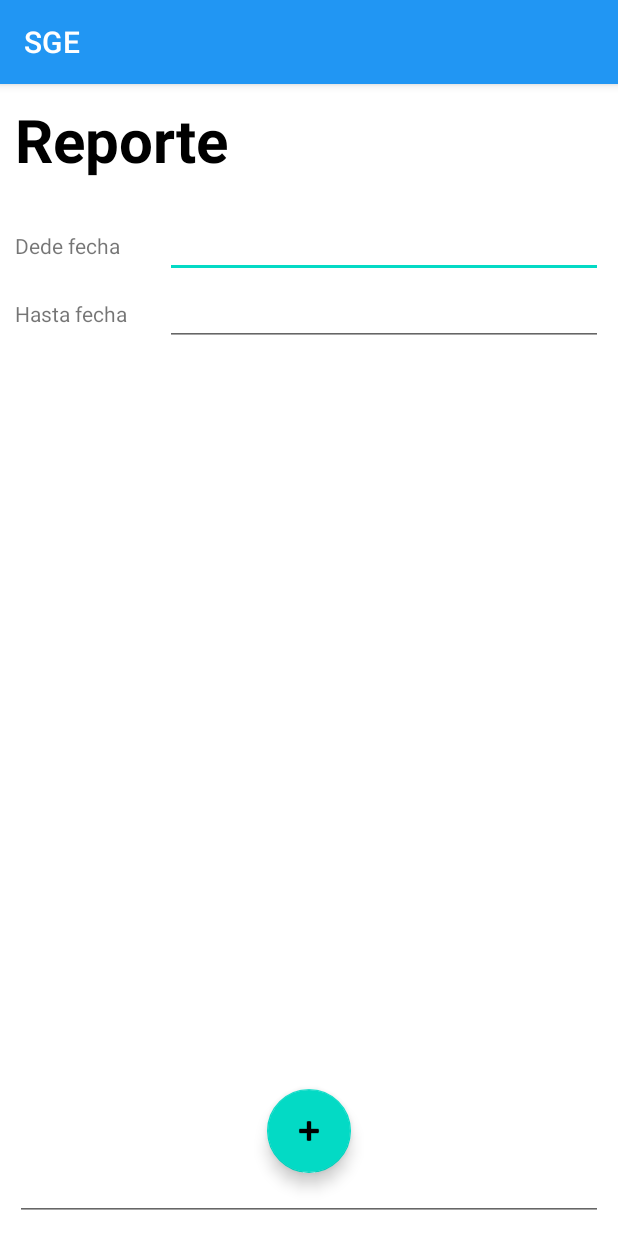
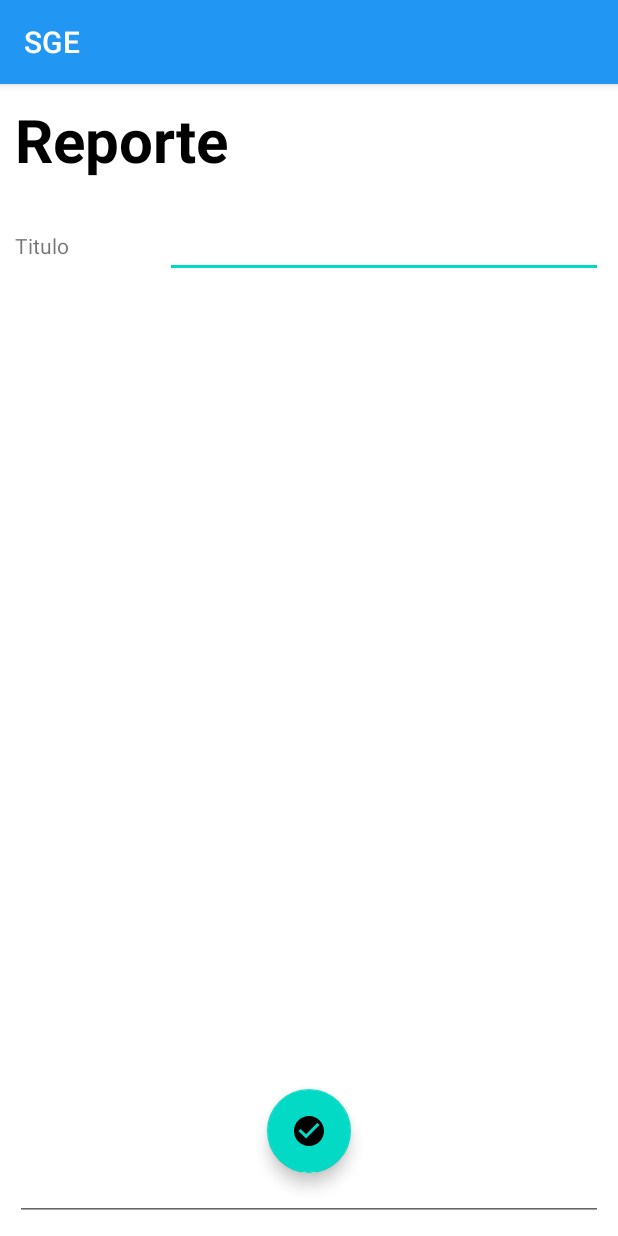
Before and after one commit to Gabrielruiz1712/PlataformaSGE_RES, an Android app: the ReporteActivity screen opened directly, with no data from a screen before it, on a phone screen of 412 x 824 dp. Run offline under Robolectric (Android 15) with nearby library versions, the phone set to English and light mode, and no system bars.

```diff
--- a/app/src/main/AndroidManifest.xml
+++ b/app/src/main/AndroidManifest.xml
@@ -9,11 +9,12 @@
         android:roundIcon="@mipmap/ic_launcher_round"
         android:supportsRtl="true"
         android:theme="@style/Theme.PlataformaSGE_RES">
-        <activity android:name=".Reporte"></activity>
+        <activity android:name=".ReporteActivity" />
         <activity android:name=".Menu" />
         <activity android:name=".MenuResidencias" />
         <activity android:name=".DetalleProyecto" />
         <activity android:name=".SeleccionProyecto" />
+        <activity android:name=".AgregarDependencia" />
         <activity android:name=".MainActivity">
             <intent-filter>
                 <action android:name="android.intent.action.MAIN" />
--- a/app/src/main/java/mx/edu/itm/link/plataformasge_res/Reporte.kt
+++ b/app/src/main/java/mx/edu/itm/link/plataformasge_res/ReporteActivity.kt
@@ -1,14 +1,13 @@
 package mx.edu.itm.link.plataformasge_res
 
+import android.os.Bundle
 import androidx.appcompat.app.AppCompatActivity
-import android.os.Bundle
 import com.google.gson.Gson
-import mx.edu.itm.link.plataformasge_res.adapters.ActividadAdapter
 import mx.edu.itm.link.plataformasge_res.databinding.ActivityReporteBinding
-import mx.edu.itm.link.plataformasge_res.models.ActividadReporte
 import mx.edu.itm.link.plataformasge_res.models.DataBase
+import mx.edu.itm.link.plataformasge_res.models.Reporte
 
-class Reporte : AppCompatActivity() {
+class ReporteActivity : AppCompatActivity() {
     private lateinit var binding: ActivityReporteBinding
     override fun onCreate(savedInstanceState: Bundle?) {
         super.onCreate(savedInstanceState)
@@ -19,5 +18,15 @@ class Reporte : AppCompatActivity() {
         val bdString = resources.getString(R.string.baseDatos)
         val bd = Gson().fromJson(bdString, DataBase::class.java) as DataBase
 
+        binding.fabAddTareaReporte.setOnClickListener {
+
+            val titulo = binding.tituloReporte.text.toString()
+            val descripcion = binding.editDescripcion.text.toString()
+            val r = Reporte(false, titulo, descripcion)
+
+            //TODO: Subir reporte a la BD
+
+        }
+
     }
 }
--- a/app/src/main/java/mx/edu/itm/link/plataformasge_res/SeleccionProyecto.kt
+++ b/app/src/main/java/mx/edu/itm/link/plataformasge_res/SeleccionProyecto.kt
@@ -5,14 +5,12 @@ import android.content.Intent
 import android.os.Bundle
 import androidx.appcompat.app.AppCompatActivity
 import com.google.gson.Gson
-import mx.edu.itm.link.plataformasge_res.adapters.ActividadAdapter
-import mx.edu.itm.link.plataformasge_res.databinding.ActivityDetalleProyectoBinding
+import mx.edu.itm.link.plataformasge_res.adapters.ReporteAdapter
 import mx.edu.itm.link.plataformasge_res.databinding.ActivitySeleccionProyectoBinding
-import mx.edu.itm.link.plataformasge_res.models.ActividadReporte
 import mx.edu.itm.link.plataformasge_res.models.DataBase
 import mx.edu.itm.link.plataformasge_res.models.Profesore
 import mx.edu.itm.link.plataformasge_res.models.Proyecto
-import java.util.logging.Logger
+import mx.edu.itm.link.plataformasge_res.models.Reporte
 
 class SeleccionProyecto : AppCompatActivity() {
     private lateinit var binding: ActivitySeleccionProyectoBinding
@@ -22,9 +20,7 @@ class SeleccionProyecto : AppCompatActivity() {
         binding = ActivitySeleccionProyectoBinding.inflate(layoutInflater)
         setContentView(binding.root)
 
-        //Base de datos
-        val bdString = resources.getString(R.string.baseDatos)
-        val bd = Gson().fromJson(bdString, DataBase::class.java) as DataBase
+
 
         val alumno = intent.getSerializableExtra("ALUMNO")
         val proyecto = intent.getSerializableExtra("PROYECTO") as Proyecto
@@ -37,7 +33,7 @@ class SeleccionProyecto : AppCompatActivity() {
         //TODO: esto se va a hacer con un join cuando sea BD
         val profesoresDeLinea = ArrayList<Profesore>()
 
-        for (p in bd.profesores) {
+        for (p in Menu.bd.profesores) {
             //Si la linea del profesor es igual a la linea del proyecto
             if (p.linea == proyecto.lgac) {
                 profesoresDeLinea.add(p)
@@ -49,24 +45,24 @@ class SeleccionProyecto : AppCompatActivity() {
         val profesorSeleccionado = profesoresDeLinea.random()
         binding.asesorSeleccion.text = "${profesorSeleccionado.nombre}\n${profesorSeleccionado.titulo}"
 
-        binding.btnAgregarReporteSeleccion.setOnClickListener {
-            val intent = Intent(this, Reporte::class.java)
-            startActivity(intent)
-        }
-
         //TODO: Traer  reportes de la BD
 
-        val list = Menu.alumnoLogeado.reportes[0].actividadReporte
+        val list = Menu.alumnoLogeado.reportes
 
-        binding.lvReportes.adapter = object : ActividadAdapter(this, R.layout.actividad_reporte, list){
-            override fun deleteActividad(actividadReporte: ActividadReporte) {
+        binding.lvReportes.adapter = object : ReporteAdapter(this, R.layout.actividad_reporte, list){
+            override fun deleteActividad(actividadReporte: Reporte) {
                 TODO("Not yet implemented")
             }
 
-            override fun editActividad(actividadReporte: ActividadReporte) {
+            override fun editActividad(actividadReporte: Reporte) {
                 TODO("Not yet implemented")
             }
 
         }
+
+        binding.btnAgregarReporteSeleccion.setOnClickListener {
+            val intent = Intent(this, ReporteActivity::class.java)
+            startActivity(intent)
+        }
     }
 }
--- a/app/src/main/java/mx/edu/itm/link/plataformasge_res/adapters/ActividadAdapter.kt
+++ b/app/src/main/java/mx/edu/itm/link/plataformasge_res/adapters/ReporteAdapter.kt
@@ -8,12 +8,12 @@ import android.widget.BaseAdapter
 import android.widget.Button
 import android.widget.TextView
 import mx.edu.itm.link.plataformasge_res.R
-import mx.edu.itm.link.plataformasge_res.models.ActividadReporte
+import mx.edu.itm.link.plataformasge_res.models.Reporte
 
 abstract class ActividadAdapter(
     val context: Context,
     val layout: Int,
-    val lista: ArrayList<ActividadReporte>
+    val lista: ArrayList<Reporte>
 ) : BaseAdapter() {
     override fun getCount(): Int {
         return lista.size
@@ -50,6 +50,6 @@ abstract class ActividadAdapter(
         return miView
     }
 
-    abstract fun deleteActividad(actividadReporte: ActividadReporte)
-    abstract fun editActividad(actividadReporte: ActividadReporte)
+    abstract fun deleteActividad(actividadReporte: Reporte)
+    abstract fun editActividad(actividadReporte: Reporte)
 }
--- /dev/null
+++ b/app/src/main/res/drawable/check.xml
@@ -0,0 +1,10 @@
+<vector xmlns:android="http://schemas.android.com/apk/res/android"
+    android:width="24dp"
+    android:height="24dp"
+    android:viewportWidth="24"
+    android:viewportHeight="24"
+    android:tint="?attr/colorControlNormal">
+  <path
+      android:fillColor="@android:color/white"
+      android:pathData="M12,2C6.48,2 2,6.48 2,12s4.48,10 10,10 10,-4.48 10,-10S17.52,2 12,2zM10,17l-5,-5 1.41,-1.41L10,14.17l7.59,-7.59L19,8l-9,9z"/>
+</vector>
--- a/app/src/main/res/layout/actividad_reporte.xml
+++ b/app/src/main/res/layout/actividad_reporte.xml
@@ -7,6 +7,7 @@
     android:orientation="vertical">
 
     <androidx.cardview.widget.CardView
+        android:id="@+id/cardActividadReporte"
         android:layout_width="match_parent"
         android:layout_margin="10dp"
         app:cardElevation="5dp"
@@ -28,8 +29,6 @@
                     android:layout_width="247dp"
                     android:layout_height="wrap_content"
                     android:text="Titulo"
-                    android:ellipsize="end"
-                    android:inputType="none"
                     android:maxLines="1"
                     android:textColor="@color/black"
                     android:textSize="20sp" />
@@ -38,8 +37,6 @@
                     android:id="@+id/lblDescripcionActividad"
                     android:layout_width="247dp"
                     android:layout_height="wrap_content"
-                    android:ellipsize="end"
-                    android:inputType="none"
                     android:maxLines="1"
                     android:text="Descripcion" />
 
--- a/app/src/main/res/layout/activity_reporte.xml
+++ b/app/src/main/res/layout/activity_reporte.xml
@@ -6,7 +6,7 @@
     android:layout_height="match_parent"
     android:orientation="vertical"
     android:padding="10dp"
-    tools:context=".Reporte">
+    tools:context=".ReporteActivity">
 
     <TextView
         android:id="@+id/textView2"
@@ -31,10 +31,10 @@
         <TextView
             android:layout_width="100dp"
             android:layout_height="wrap_content"
-            android:text="Dede fecha" />
+            android:text="Titulo" />
 
         <EditText
-            android:id="@+id/horaEntrada"
+            android:id="@+id/tituloReporte"
             android:layout_width="match_parent"
             android:layout_height="wrap_content"
             android:ems="10"
@@ -45,21 +45,7 @@
     <LinearLayout
         android:layout_width="match_parent"
         android:layout_height="wrap_content"
-        android:orientation="horizontal">
-
-        <TextView
-            android:layout_width="100dp"
-            android:layout_height="wrap_content"
-            android:text="Hasta fecha" />
-
-        <EditText
-            android:id="@+id/horaSalida"
-            android:layout_width="match_parent"
-            android:layout_height="wrap_content"
-            android:ems="10"
-            android:inputType="time" />
-
-    </LinearLayout>
+        android:orientation="horizontal"/>
 
     <androidx.constraintlayout.widget.ConstraintLayout
         android:layout_width="match_parent"
@@ -74,10 +60,10 @@
             app:layout_constraintBottom_toBottomOf="parent"
             app:layout_constraintEnd_toEndOf="parent"
             app:layout_constraintStart_toStartOf="parent"
-            app:srcCompat="@android:drawable/ic_input_add" />
+            app:srcCompat="@drawable/check" />
 
         <EditText
-            android:id="@+id/editTextTextMultiLine"
+            android:id="@+id/editDescripcion"
             android:layout_width="match_parent"
             android:layout_height="match_parent"
             android:ems="10"
--- a/app/src/main/res/values/colors.xml
+++ b/app/src/main/res/values/colors.xml
@@ -7,4 +7,5 @@
     <color name="teal_700">#FF018786</color>
     <color name="black">#FF000000</color>
     <color name="white">#FFFFFFFF</color>
+    <color name="red">#FF0000</color>
 </resources>
--- a/app/src/main/res/values/strings.xml
+++ b/app/src/main/res/values/strings.xml
@@ -13,17 +13,16 @@
 
     <string name="baseDatos">
       {
-        "dependenciaPorAprobar":[
+        "dependenciaPorAprobar": [
           {
-            "id":1,
+            "id": 1,
             "idAlumnoRegistrador": 1,
             "nombreEmpresa": "'Zamoris-B'",
-            "nombreProyecto":"'Montar centro de comunicaciones interestelar'",
+            "nombreProyecto": "'Montar centro de comunicaciones interestelar'",
             "descripcionDelProyecto": "'Terminar con una plaga de reptiles radioactivos'",
             "aprobado": false,
-            "lgac":"'Energías alternativas del espacio'"
+            "lgac": "'Energías alternativas del espacio'"
           }
-
         ],
         "proyectos": [
           {
@@ -79,18 +78,12 @@
             "nombre": "'Emmanuel'",
             "apellidos": "'Esquivel Pardo'",
             "nc": "'18120215'",
-            "pass":"'123'",
+            "pass": "'123'",
             "reportes": [
               {
-                "parte": 1,
-                "version": 1,
                 "aprovado": false,
-                "actividadReporte":[
-                  {
-                    "titulo": "'Me pusieron a trapear :v'",
-                    "descripcion":"'Hoy no habia nada que hacer asi que me puse a trapear el yogurt que tire'"
-                  }
-                ]
+                "titulo": "'Me pusieron a trapear :v'",
+                "descripcion": "'Hoy no habia nada que hacer asi que me puse a trapear el yogurt que tire'"
               }
             ]
           },
@@ -98,19 +91,16 @@
             "nombre": "'Alberto'",
             "apellidos": "'Oseguera'",
             "nc": "'17121095'",
-            "pass":"'123'",
+            "pass": "'123'",
             "reportes": [
               {
-                "parte": 1,
-                "version": 1,
-                "aprovado": true,
-                "actividadReporte":[]
+                "titulo": "'Me pusieron a trapear :v'",
+                "descripcion": "'Hoy no habia nada que hacer asi que me puse a trapear el yogurt que tire'"
               },
               {
-                "parte": 2,
-                "version": 1,
                 "aprovado": false,
-                "actividadReporte":[]
+                "titulo": "'Me pusieron a trapear :v'",
+                "descripcion": "'Hoy no habia nada que hacer asi que me puse a trapear el yogurt que tire'"
               }
             ]
           },
@@ -118,13 +108,12 @@
             "nombre": "'Gabriel'",
             "apellidos": "'Ruiz'",
             "nc": "'17121102'",
-            "pass":"'123'",
+            "pass": "'123'",
             "reportes": [
               {
-                "parte": 1,
-                "version": 1,
-                "aprovado": true,
-                "actividadReporte":[]
+                "aprovado": false,
+                "titulo": "'Me pusieron a trapear :v'",
+                "descripcion": "'Hoy no habia nada que hacer asi que me puse a trapear el yogurt que tire'"
               }
             ]
           }
@@ -132,5 +121,6 @@
       }
 
 
+
     </string>
 </resources>
```
Also changed, not shown: app/src/main/java/mx/edu/itm/link/plataformasge_res/Menu.kt (+9 -0 lines), app/src/main/java/mx/edu/itm/link/plataformasge_res/models/ActividadReporte.kt (deleted, +0 -11 lines), app/src/main/java/mx/edu/itm/link/plataformasge_res/models/Reporte.kt (+4 -6 lines), app/src/main/res/layout/activity_agregar_dependencia.xml (+0 -10 lines).
